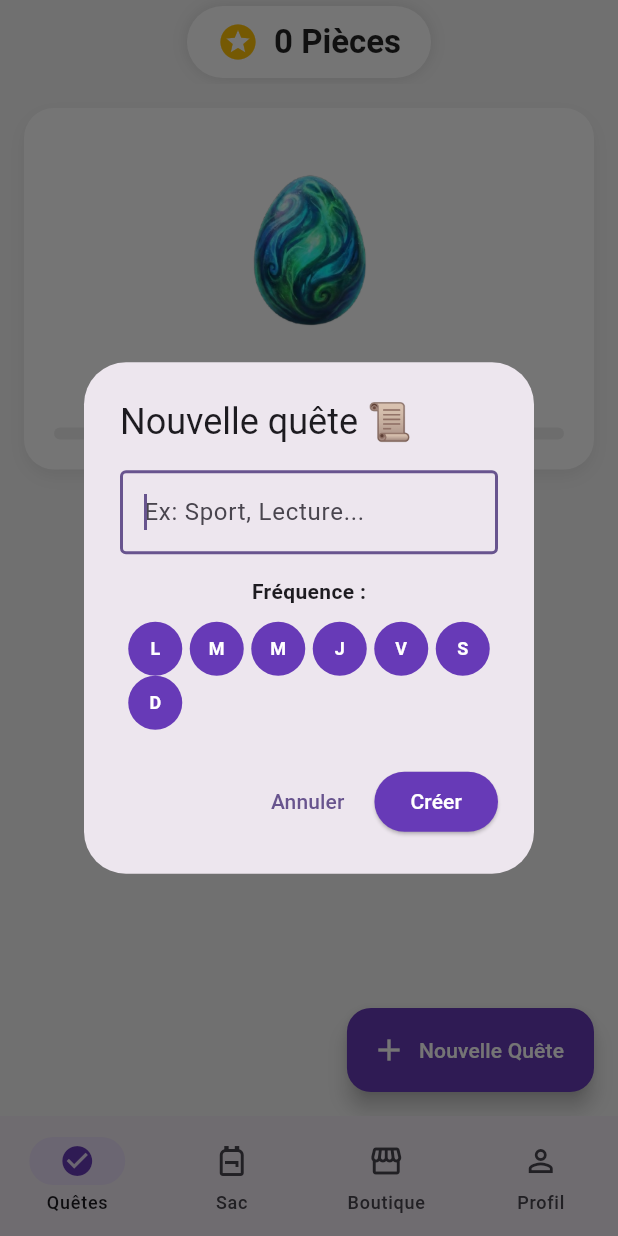
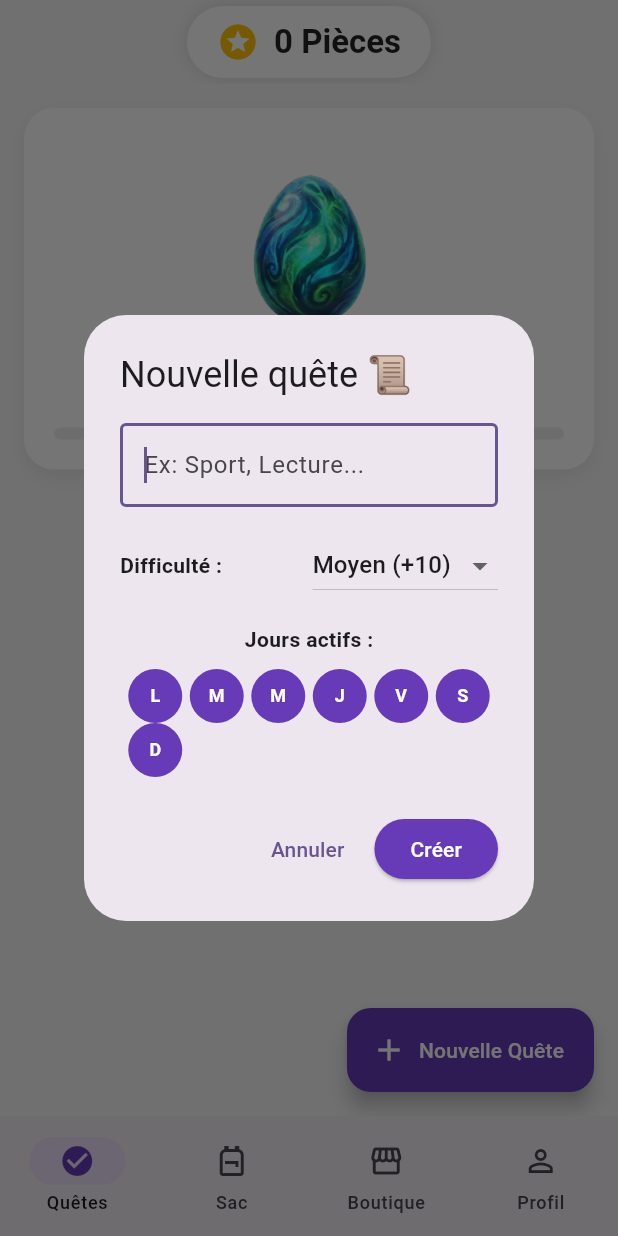
Before and after one commit to loicpmotreff/habits-app-flutter, a Flutter app: the screen it shows after launch, after a tap on "Nouvelle Quête", on a phone screen of 412 x 824 dp. Run offline on Flutter 3.47's test engine with Material 3 defaults, Android fonts, the light colour scheme and no system bars; our stand-ins replace animate_do, audioplayers, confetti, flutter_heatmap_calendar, hive, hive_flutter; accounts and stored records are empty; Roboto replaces fonts that are missing (Round).

Commit message:
Version 1.6 : Ajout de la difficulté

```diff
--- a/lib/database/habit_database.dart
+++ b/lib/database/habit_database.dart
@@ -15,28 +15,25 @@ class HabitDatabase extends ChangeNotifier {
 
   Future<void> init() async {
     await Hive.initFlutter();
+    // On enregistre les deux adaptateurs
     Hive.registerAdapter(HabitAdapter());
+    Hive.registerAdapter(HabitDifficultyAdapter()); // Pour gérer la difficulté
 
-    // --- DÉBUT DE LA SÉCURITÉ ---
+    // SÉCURITÉ : Si la base de données est incompatible, on réinitialise
     try {
-      // On essaie d'ouvrir la boîte normalement
       await Hive.openBox<Habit>(boxName);
     } catch (e) {
-      // 🚨 AÏE ! Ça a planté (conflit de données)
-      print("Erreur détectée : Anciennes données incompatibles. Nettoyage...");
-      // On supprime la boîte corrompue
+      print("Erreur détectée : Reset de la base...");
       await Hive.deleteBoxFromDisk(boxName);
-      // On la rouvre toute propre
       await Hive.openBox<Habit>(boxName);
     }
-    // --- FIN DE LA SÉCURITÉ ---
 
     var settingsBox = await Hive.openBox(settingsBoxName);
 
-    // Chargement sécurisé (avec des protections '??' partout)
+    // Chargement sécurisé du score
     userScore = (settingsBox.get('score') ?? 0) as int;
 
-    // Protection spéciale pour l'inventaire qui posait problème aussi
+    // Chargement sécurisé de l'inventaire
     var rawInventory = settingsBox.get('inventory');
     if (rawInventory != null) {
       inventory = List<String>.from(rawInventory);
@@ -54,7 +51,7 @@ class HabitDatabase extends ChangeNotifier {
     final allHabits = box.values.toList();
     final now = DateTime.now();
 
-    // 1. Reset du jour
+    // 1. Reset si ce n'est plus le même jour
     for (var habit in allHabits) {
       if (habit.lastCompletedDate != null) {
         bool isSameDay = habit.lastCompletedDate!.year == now.year &&
@@ -75,33 +72,35 @@ class HabitDatabase extends ChangeNotifier {
     notifyListeners();
   }
 
-  // AJOUTER UNE HABITUDE (Mise à jour avec completedDays)
-  void addHabit(String title, List<int> days) {
+  // AJOUTER UNE HABITUDE (Avec la difficulté)
+  void addHabit(String title, List<int> days, HabitDifficulty difficulty) {
     final newHabit = Habit(
       id: DateTime.now().toString(),
       title: title,
       streak: 0,
       activeDays: days,
-      completedDays: [], // On commence avec une liste vide
+      completedDays: [],
+      difficulty: difficulty, // On stocke la difficulté choisie
     );
     final box = Hive.box<Habit>(boxName);
     box.add(newHabit);
     loadHabits();
   }
 
-  // MODIFIER UNE HABITUDE
-  void updateHabit(String id, String newTitle, List<int> newDays) {
+  // MODIFIER UNE HABITUDE (Avec la difficulté)
+  void updateHabit(String id, String newTitle, List<int> newDays, HabitDifficulty newDifficulty) {
     final habitIndex = habits.indexWhere((h) => h.id == id);
     if (habitIndex != -1) {
       final habit = habits[habitIndex];
       habit.title = newTitle;
       habit.activeDays = newDays;
+      habit.difficulty = newDifficulty; // Mise à jour de la difficulté
       habit.save();
       loadHabits();
     }
   }
 
-  // COCHER / DÉCOCHER (Avec gestion de l'historique pour le Heatmap)
+  // COCHER / DÉCOCHER (Avec calcul intelligent des gains)
   void toggleHabit(Habit habit) {
     final today = DateTime.now();
     final todayNormalized = DateTime(today.year, today.month, today.day);
@@ -109,21 +108,32 @@ class HabitDatabase extends ChangeNotifier {
     habit.isCompletedToday = !habit.isCompletedToday;
 
     if (habit.isCompletedToday) {
-      // ✅ Validé
+      // ✅ Si on coche : On gagne des pièces selon la difficulté
       habit.lastCompletedDate = DateTime.now();
       habit.streak++;
-      updateScore(10);
 
-      // Ajout à l'historique
+      // CALCUL DU PRIX
+      int reward = 10; // Moyen
+      if (habit.difficulty == HabitDifficulty.easy) reward = 5;
+      if (habit.difficulty == HabitDifficulty.hard) reward = 20;
+
+      updateScore(reward);
+
+      // On ajoute la date à l'historique
       if (!habit.completedDays.contains(todayNormalized)) {
         habit.completedDays.add(todayNormalized);
       }
     } else {
-      // ❌ Annulé
+      // ❌ Si on décoche : On perd l'argent
       habit.streak = (habit.streak > 0) ? habit.streak - 1 : 0;
-      updateScore(-10);
 
-      // Retrait de l'historique
+      int penalty = 10;
+      if (habit.difficulty == HabitDifficulty.easy) penalty = 5;
+      if (habit.difficulty == HabitDifficulty.hard) penalty = 20;
+
+      updateScore(-penalty);
+
+      // C'EST ICI QUE C'ÉTAIT CASSÉ : On retire la date d'aujourd'hui
       habit.completedDays.removeWhere((date) =>
         date.year == today.year &&
         date.month == today.month &&
@@ -135,7 +145,7 @@ class HabitDatabase extends ChangeNotifier {
     notifyListeners();
   }
 
-  // GESTION DU SCORE ET INVENTAIRE
+  // GESTION SCORE & BOUTIQUE
   void updateScore(int amount) {
     userScore += amount;
     if (userScore < 0) userScore = 0;
--- a/lib/main.dart
+++ b/lib/main.dart
@@ -1,17 +1,16 @@
 import 'package:flutter/material.dart';
 import 'package:provider/provider.dart';
-import 'package:animate_do/animate_do.dart'; // Pour les animations d'entrée
-import 'package:confetti/confetti.dart';     // Pour la fête !
-import 'dart:math';                          // Pour pi
+import 'package:animate_do/animate_do.dart'; // Animations
+import 'package:confetti/confetti.dart';     // Confettis
+import 'dart:math';                          // Maths (pi)
 
-// Nos fichiers à nous
+// Nos fichiers
 import 'database/habit_database.dart';
-import 'models/habit.dart';
-import 'shop_page.dart';      // Page Boutique
-import 'inventory_page.dart'; // Page Inventaire
-
-import 'profile_page.dart';
-import 'sound_manager.dart';
+import 'models/habit.dart';   // Important pour HabitDifficulty
+import 'shop_page.dart';      // Boutique
+import 'inventory_page.dart'; // Inventaire
+import 'profile_page.dart';   // Profil (Heatmap)
+import 'sound_manager.dart';  // Gestionnaire de sons
 
 void main() async {
   WidgetsFlutterBinding.ensureInitialized();
@@ -39,15 +38,14 @@ class MyApp extends StatelessWidget {
       theme: ThemeData(
         colorScheme: ColorScheme.fromSeed(seedColor: Colors.deepPurple),
         useMaterial3: true,
-        fontFamily: 'Round', // Si tu as une police custom, sinon retire cette ligne
       ),
-      home: const MainScreen(), // On démarre sur l'écran principal avec la navigation
+      home: const MainScreen(),
     );
   }
 }
 
 // ---------------------------------------------------------------------------
-// ECRAN PRINCIPAL (Contient la barre de navigation en bas)
+// ECRAN PRINCIPAL (Navigation en bas)
 // ---------------------------------------------------------------------------
 class MainScreen extends StatefulWidget {
   const MainScreen({super.key});
@@ -59,13 +57,12 @@ class MainScreen extends StatefulWidget {
 class _MainScreenState extends State<MainScreen> {
   int _currentIndex = 0;
 
-  // La liste de nos 3 pages
   final List<Widget> _pages = [
-  const HabitPage(),
-  const InventoryPage(),
-  const ShopPage(),
-  const ProfilePage(), // NOUVEAU
-];
+    const HabitPage(),      // Index 0 : Quêtes
+    const InventoryPage(),  // Index 1 : Sac
+    const ShopPage(),       // Index 2 : Boutique
+    const ProfilePage(),    // Index 3 : Profil
+  ];
 
   @override
   Widget build(BuildContext context) {
@@ -106,7 +103,7 @@ class _MainScreenState extends State<MainScreen> {
 }
 
 // ---------------------------------------------------------------------------
-// PAGE DES HABITUDES (La page principale du jeu)
+// PAGE DES HABITUDES (Liste + Animal)
 // ---------------------------------------------------------------------------
 class HabitPage extends StatefulWidget {
   const HabitPage({super.key});
@@ -130,14 +127,17 @@ class _HabitPageState extends State<HabitPage> {
     super.dispose();
   }
 
-  // Fonction unifiée pour CRÉER ou MODIFIER une habitude
+  // BOÎTE DE DIALOGUE (Création / Modification)
   void _showHabitDialog(BuildContext context, {Habit? habitToEdit}) {
     final controller = TextEditingController(text: habitToEdit?.title ?? "");
 
-    // Si on édite, on reprend les jours existants, sinon on coche tout par défaut
+    // Jours sélectionnés
     List<int> selectedDays = habitToEdit != null
         ? List<int>.from(habitToEdit.activeDays)
         : [1, 2, 3, 4, 5, 6, 7];
+
+    // Difficulté sélectionnée (Moyen par défaut)
+    HabitDifficulty selectedDifficulty = habitToEdit?.difficulty ?? HabitDifficulty.medium;
 
     showDialog(
       context: context,
@@ -149,6 +149,7 @@ class _HabitPageState extends State<HabitPage> {
               content: Column(
                 mainAxisSize: MainAxisSize.min,
                 children: [
+                  // CHAMP TITRE
                   TextField(
                     controller: controller,
                     decoration: const InputDecoration(
@@ -158,14 +159,37 @@ class _HabitPageState extends State<HabitPage> {
                     autofocus: true,
                   ),
                   const SizedBox(height: 15),
-                  const Text("Fréquence :", style: TextStyle(fontWeight: FontWeight.bold)),
+
+                  // SÉLECTEUR DE DIFFICULTÉ (NOUVEAU)
+                  Row(
+                    mainAxisAlignment: MainAxisAlignment.spaceBetween,
+                    children: [
+                      const Text("Difficulté :", style: TextStyle(fontWeight: FontWeight.bold)),
+                      DropdownButton<HabitDifficulty>(
+                        value: selectedDifficulty,
+                        onChanged: (HabitDifficulty? newValue) {
+                          setState(() {
+                            selectedDifficulty = newValue!;
+                          });
+                        },
+                        items: const [
+                          DropdownMenuItem(value: HabitDifficulty.easy, child: Text("Facile (+5)")),
+                          DropdownMenuItem(value: HabitDifficulty.medium, child: Text("Moyen (+10)")),
+                          DropdownMenuItem(value: HabitDifficulty.hard, child: Text("Difficile (+20)")),
+                        ],
+                      ),
+                    ],
+                  ),
+
+                  const SizedBox(height: 15),
+                  const Text("Jours actifs :", style: TextStyle(fontWeight: FontWeight.bold)),
                   const SizedBox(height: 10),
 
-                  // Sélecteur de jours (L M M J V S D)
+                  // SÉLECTEUR DE JOURS
                   Wrap(
                     spacing: 5,
                     children: List.generate(7, (index) {
-                      int dayId = index + 1; // 1 = Lundi
+                      int dayId = index + 1;
                       List<String> daysLabels = ["L", "M", "M", "J", "V", "S", "D"];
                       bool isSelected = selectedDays.contains(dayId);
 
@@ -207,10 +231,19 @@ class _HabitPageState extends State<HabitPage> {
                     if (controller.text.isNotEmpty) {
                       if (habitToEdit == null) {
                         // CRÉATION
-                        context.read<HabitDatabase>().addHabit(controller.text, selectedDays);
+                        context.read<HabitDatabase>().addHabit(
+                          controller.text,
+                          selectedDays,
+                          selectedDifficulty // On passe la difficulté
+                        );
                       } else {
                         // MODIFICATION
-                        context.read<HabitDatabase>().updateHabit(habitToEdit.id, controller.text, selectedDays);
+                        context.read<HabitDatabase>().updateHabit(
+                          habitToEdit.id,
+                          controller.text,
+                          selectedDays,
+                          selectedDifficulty // On passe la difficulté
+                        );
                       }
                       Navigator.pop(context);
                     }
@@ -229,7 +262,6 @@ class _HabitPageState extends State<HabitPage> {
   Widget build(BuildContext context) {
     return Scaffold(
       backgroundColor: Colors.grey[100],
-      // STACK pour les confettis par dessus tout
       body: Stack(
         alignment: Alignment.topCenter,
         children: [
@@ -275,7 +307,7 @@ class _HabitPageState extends State<HabitPage> {
               builder: (context, db, child) {
                 return Column(
                   children: [
-                    // --- L'ANIMAL ---
+                    // --- ANIMAL ---
                     ElasticIn(
                       duration: const Duration(seconds: 2),
                       child: PetWidget(
@@ -284,7 +316,7 @@ class _HabitPageState extends State<HabitPage> {
                       ),
                     ),
 
-                    // --- LA LISTE ---
+                    // --- LISTE DES TÂCHES ---
                     Expanded(
                       child: db.habits.isEmpty
                           ? Center(
@@ -302,6 +334,24 @@ class _HabitPageState extends State<HabitPage> {
                               itemBuilder: (context, index) {
                                 final habit = db.habits[index];
 
+                                // LOGIQUE D'AFFICHAGE SELON DIFFICULTÉ
+                                Color difficultyColor;
+                                String rewardText;
+                                switch (habit.difficulty) {
+                                  case HabitDifficulty.easy:
+                                    difficultyColor = Colors.blue.shade300;
+                                    rewardText = "+5";
+                                    break;
+                                  case HabitDifficulty.medium:
+                                    difficultyColor = Colors.purple.shade300;
+                                    rewardText = "+10";
+                                    break;
+                                  case HabitDifficulty.hard:
+                                    difficultyColor = Colors.red.shade300;
+                                    rewardText = "+20";
+                                    break;
+                                }
+
                                 return FadeInLeft(
                                   duration: const Duration(milliseconds: 500),
                                   delay: Duration(milliseconds: index * 100),
@@ -310,6 +360,8 @@ class _HabitPageState extends State<HabitPage> {
                                     decoration: BoxDecoration(
                                       color: Colors.white,
                                       borderRadius: BorderRadius.circular(15),
+                                      // Bordure colorée à gauche pour indiquer la difficulté
+                                      border: Border(left: BorderSide(color: difficultyColor, width: 6)),
                                       boxShadow: [
                                         BoxShadow(
                                           color: Colors.grey.withOpacity(0.1),
@@ -320,7 +372,8 @@ class _HabitPageState extends State<HabitPage> {
                                     ),
                                     child: ListTile(
                                       contentPadding: const EdgeInsets.symmetric(horizontal: 20, vertical: 8),
-                                      // Clic sur le texte pour MODIFIER
+
+                                      // Titre (cliquable pour modifier)
                                       title: GestureDetector(
                                         onTap: () => _showHabitDialog(context, habitToEdit: habit),
                                         child: Text(
@@ -333,7 +386,8 @@ class _HabitPageState extends State<HabitPage> {
                                           ),
                                         ),
                                       ),
-                                      // Checkbox pour VALIDER
+
+                                      // Case à cocher
                                       leading: Transform.scale(
                                         scale: 1.2,
                                         child: Checkbox(
@@ -344,21 +398,36 @@ class _HabitPageState extends State<HabitPage> {
                                             db.toggleHabit(habit);
                                             if (val == true) {
                                               _confettiController.play();
-                                              SoundManager.play('success.mp3');
+                                              SoundManager.play('success.mp3'); // SON DE SUCCÈS
                                             }
                                           },
                                         ),
                                       ),
-                                      // Flamme de STREAK
-                                      subtitle: habit.streak > 0
-                                          ? Row(
-                                              children: [
-                                                const Icon(Icons.local_fire_department, color: Colors.orange, size: 16),
-                                                Text(" ${habit.streak} jours", style: TextStyle(color: Colors.orange[700], fontWeight: FontWeight.bold)),
-                                              ],
-                                            )
-                                          : const Text("Commence ta série !", style: TextStyle(fontSize: 12, color: Colors.grey)),
-                                      // Bouton SUPPRIMER
+
+                                      // Sous-titre (Streak + Récompense)
+                                      subtitle: Row(
+                                        children: [
+                                          if (habit.streak > 0) ...[
+                                            const Icon(Icons.local_fire_department, color: Colors.orange, size: 16),
+                                            Text(" ${habit.streak} j  ", style: TextStyle(color: Colors.orange[700], fontWeight: FontWeight.bold)),
+                                            const SizedBox(width: 8),
+                                          ],
+                                          // Badge de récompense
+                                          Container(
+                                            padding: const EdgeInsets.symmetric(horizontal: 8, vertical: 2),
+                                            decoration: BoxDecoration(
+                                              color: Colors.amber.shade100,
+                                              borderRadius: BorderRadius.circular(8),
+                                            ),
+                                            child: Text(
+                                              "$rewardText 🪙",
+                                              style: TextStyle(color: Colors.amber.shade900, fontSize: 11, fontWeight: FontWeight.bold)
+                                            ),
+                                          ),
+                                        ],
+                                      ),
+
+                                      // Bouton supprimer
                                       trailing: IconButton(
                                         icon: Icon(Icons.delete_outline, color: Colors.grey[300]),
                                         onPressed: () => db.deleteHabit(habit),
@@ -375,7 +444,7 @@ class _HabitPageState extends State<HabitPage> {
             ),
           ),
 
-          // --- LES CONFETTIS ---
+          // --- CONFETTIS ---
           ConfettiWidget(
             confettiController: _confettiController,
             blastDirection: pi / 2,
@@ -393,7 +462,7 @@ class _HabitPageState extends State<HabitPage> {
 }
 
 // ---------------------------------------------------------------------------
-// WIDGET DE L'ANIMAL (Gère l'évolution et les skins)
+// WIDGET ANIMAL (Pet)
 // ---------------------------------------------------------------------------
 class PetWidget extends StatelessWidget {
   final int score;
@@ -403,17 +472,14 @@ class PetWidget extends StatelessWidget {
 
   @override
   Widget build(BuildContext context) {
-    String imagePrefix = "pet"; // Skin par défaut
-
-    // Si un skin est actif et n'est pas "default", on change le préfixe
+    String imagePrefix = "pet";
     if (activeSkin != 'default') {
       imagePrefix = activeSkin;
     }
 
     String imagePath;
     String statusText;
-
-    // Logique d'évolution (Œuf -> Bébé -> Adulte)
+    // Niveaux d'évolution
     if (score < 50) {
       imagePath = 'assets/images/${imagePrefix}_egg.png';
       statusText = "Stade : Œuf (Encore ${50 - score} pièces)";
@@ -422,7 +488,7 @@ class PetWidget extends StatelessWidget {
       statusText = "Stade : Bébé (Encore ${100 - score} pièces)";
     } else {
       imagePath = 'assets/images/${imagePrefix}_adult.png';
-      statusText = "Stade : Adulte (Niveau Max !)";
+      statusText = "Stade : Adulte (Max !)";
     }
 
     return Container(
@@ -441,8 +507,6 @@ class PetWidget extends StatelessWidget {
       ),
       child: Column(
         children: [
-          // On utilise Image.asset avec un gestionnaire d'erreur
-          // Au cas où l'image du skin n'existe pas encore
           Image.asset(
             imagePath,
             height: 150,
@@ -462,7 +526,6 @@ class PetWidget extends StatelessWidget {
             textAlign: TextAlign.center,
           ),
           const SizedBox(height: 10),
-          // Barre de progression
           LinearProgressIndicator(
             value: (score >= 100) ? 1.0 : (score % 50) / 50,
             backgroundColor: Colors.grey[200],
--- a/lib/models/habit.dart
+++ b/lib/models/habit.dart
@@ -1,6 +1,17 @@
 import 'package:hive/hive.dart';
 
 part 'habit.g.dart';
+
+// 1. On définit les niveaux de difficulté
+@HiveType(typeId: 1) // Attention : typeId différent de Habit (qui est 0)
+enum HabitDifficulty {
+  @HiveField(0)
+  easy,
+  @HiveField(1)
+  medium,
+  @HiveField(2)
+  hard,
+}
 
 @HiveType(typeId: 0)
 class Habit extends HiveObject {
@@ -20,10 +31,13 @@ class Habit extends HiveObject {
   int streak;
 
   @HiveField(5)
-  List<int> activeDays; // 1 = Lundi, 7 = Dimanche
+  List<int> activeDays;
 
   @HiveField(6)
-  List<DateTime> completedDays; // Historique pour le calendrier
+  List<DateTime> completedDays;
+
+  @HiveField(7) // NOUVEAU CHAMPS
+  HabitDifficulty difficulty;
 
   Habit({
     required this.id,
@@ -32,6 +46,7 @@ class Habit extends HiveObject {
     this.lastCompletedDate,
     this.streak = 0,
     required this.activeDays,
-    this.completedDays = const [], // Initialisé vide par défaut
+    this.completedDays = const [],
+    this.difficulty = HabitDifficulty.medium, // Par défaut "Moyen"
   });
 }
```
Also changed, not shown: lib/models/habit.g.dart.
